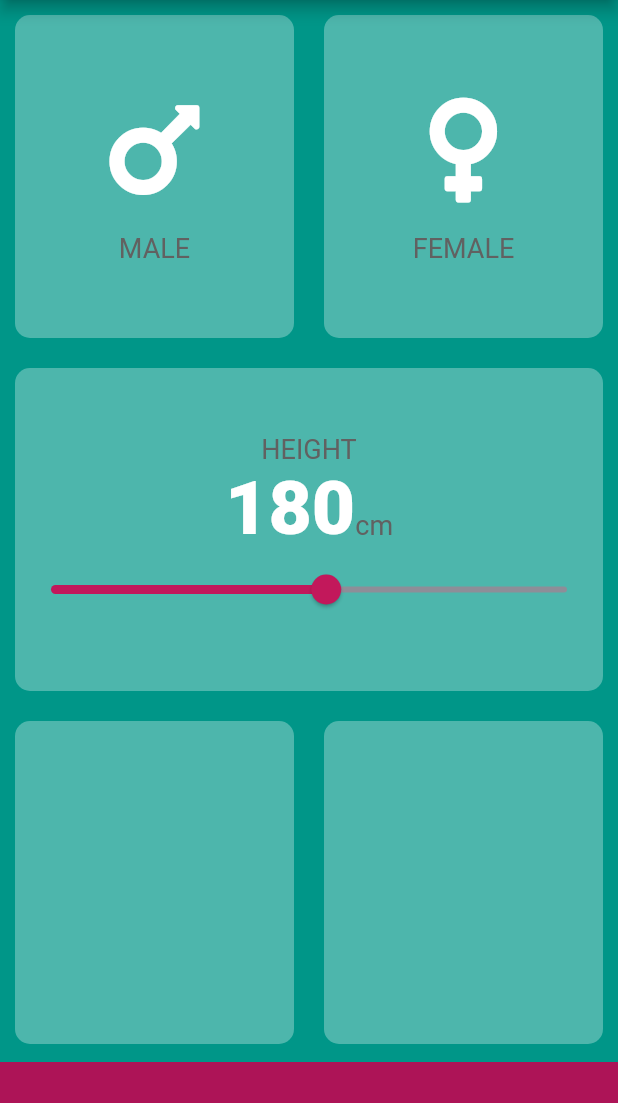
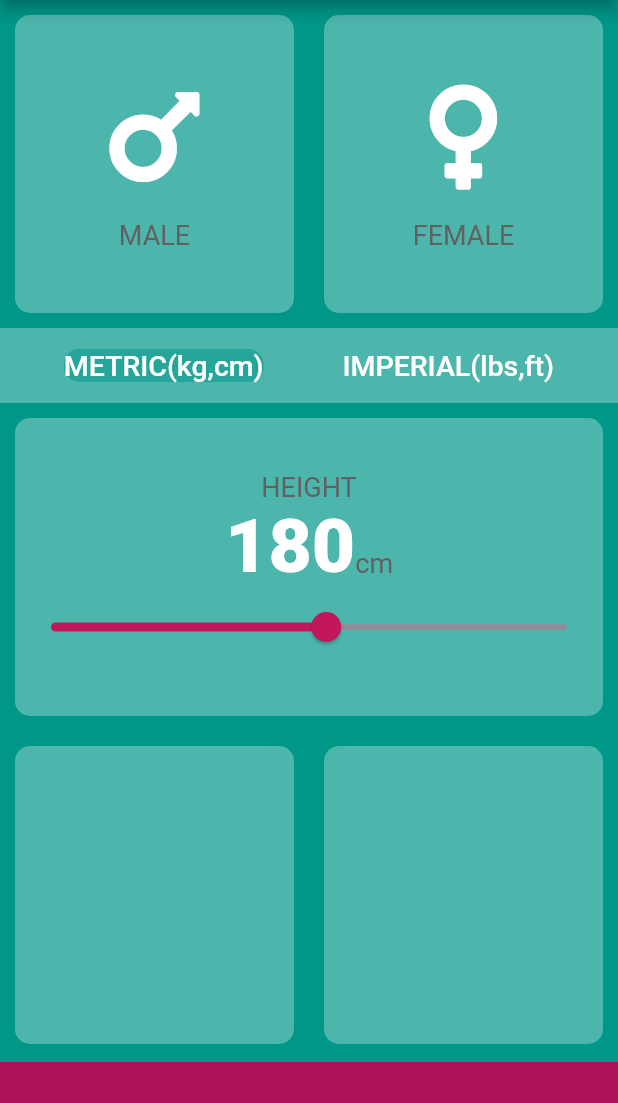
Before and after one commit to AnomDevgun/AppDev, a Flutter app: the screen it shows after launch, on a phone screen of 412 x 824 dp, the part 84-1187 px from its top. Run offline on Flutter 3.47's test engine with Material 2 defaults, Android fonts, the phone set to English and light mode, and no system bars; our stand-ins replace audioplayers, font_awesome_flutter, rflutter_alert.

Commit message:
Working on BMI App

```diff
--- a/bmi-calculator/lib/constants.dart
+++ b/bmi-calculator/lib/constants.dart
@@ -16,3 +16,8 @@ const kNumberTextStyle = TextStyle(
   fontSize: 50.0,
   fontWeight: FontWeight.w900,
 );
+
+const kUnitTextStyle = TextStyle(
+  fontWeight: FontWeight.w500,
+  fontSize: 19,
+);
--- a/bmi-calculator/lib/input_page.dart
+++ b/bmi-calculator/lib/input_page.dart
@@ -8,6 +8,10 @@ enum Gender {
   male,
   female,
 }
+enum Scale {
+  imperial,
+  metric,
+}
 
 class InputPage extends StatefulWidget {
   @override
@@ -16,6 +20,7 @@ class InputPage extends StatefulWidget {
 
 class _InputPageState extends State<InputPage> {
   Gender genderSelected;
+  Scale scaleSelected = Scale.metric;
   int height = 180;
 
   @override
@@ -62,6 +67,37 @@ class _InputPageState extends State<InputPage> {
                       cardName: 'FEMALE',
                     ),
                   ),
+                ),
+              ],
+            ),
+          ),
+          Container(
+            height: 50.0,
+            color: kInactiveCardColor,
+            child: Row(
+              mainAxisAlignment: MainAxisAlignment.spaceEvenly,
+              children: <Widget>[
+                ReusableCard(
+                  colour: scaleSelected == Scale.metric
+                      ? kActiveCardColor
+                      : kInactiveCardColor,
+                  onPress: () {
+                    setState(() {
+                      scaleSelected = Scale.metric;
+                    });
+                  },
+                  cardChild: Text('METRIC(kg,cm)', style: kUnitTextStyle),
+                ),
+                ReusableCard(
+                  onPress: () {
+                    setState(() {
+                      scaleSelected = Scale.imperial;
+                    });
+                  },
+                  colour: scaleSelected == Scale.imperial
+                      ? kActiveCardColor
+                      : kInactiveCardColor,
+                  cardChild: Text('IMPERIAL(lbs,ft)', style: kUnitTextStyle),
                 ),
               ],
             ),
```
